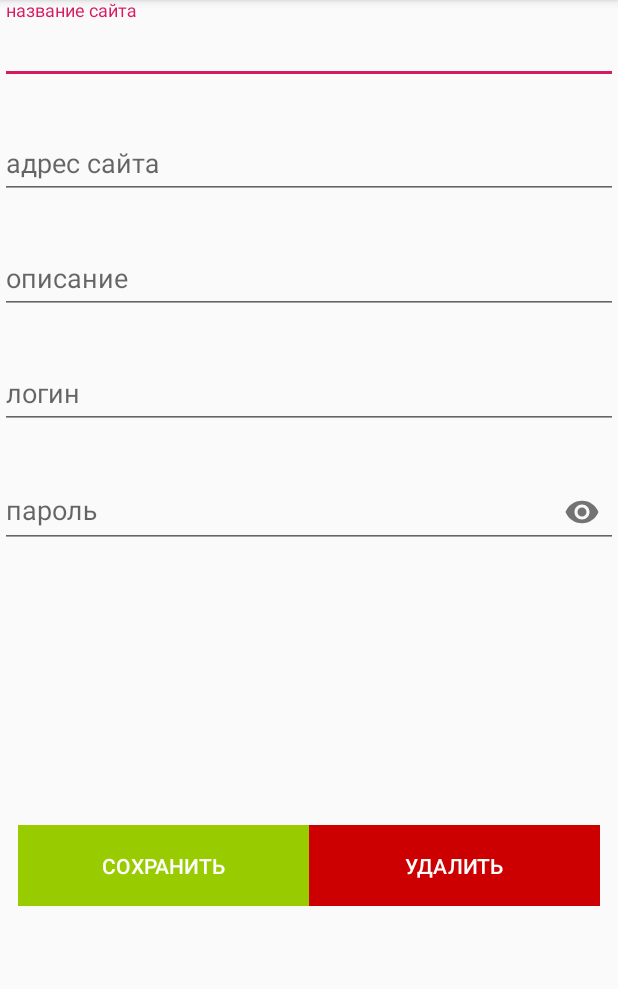
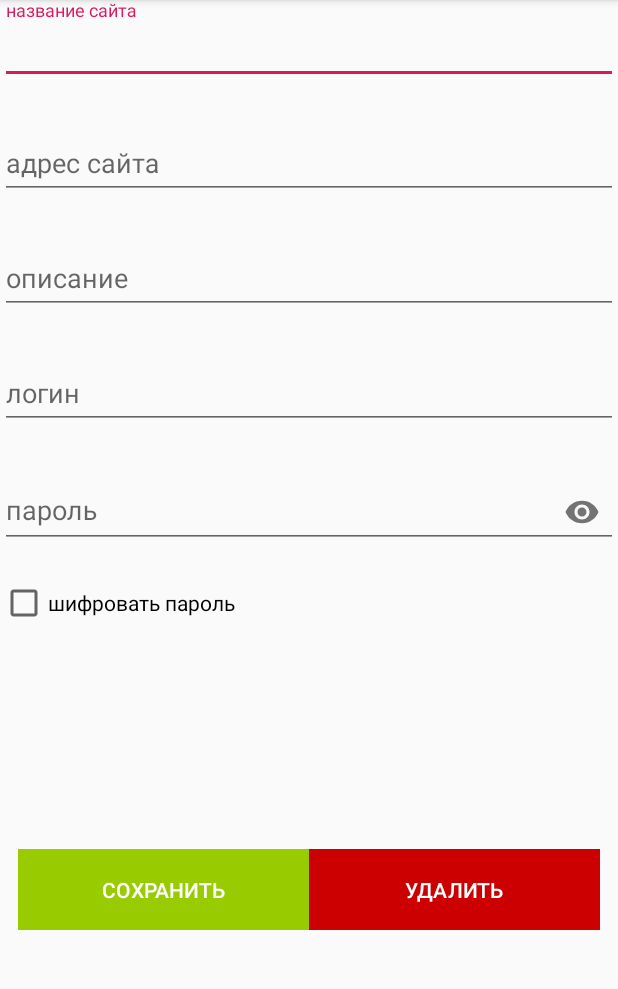
Before and after one commit to VZelinskiy/Android, an Android app: the AccountActivity screen opened directly, with no data from a screen before it, on a phone screen of 412 x 824 dp, the part 84-1073 px from its top. Run offline under Robolectric (Android 15) with nearby library versions, the phone set to English and light mode, and no system bars.

Commit message:
declare Encryptor

```diff
--- a/SmartPass/app/src/main/res/layout/account.xml
+++ b/SmartPass/app/src/main/res/layout/account.xml
@@ -78,6 +78,12 @@
                 android:inputType="textPassword" />
         </android.support.design.widget.TextInputLayout>
 
+        <CheckBox
+            android:id="@+id/isEncryptPass"
+            android:layout_width="match_parent"
+            android:layout_height="wrap_content"
+            android:text="@string/EncryptPass" />
+
         <LinearLayout
             android:layout_width="match_parent"
             android:layout_height="match_parent"
--- a/SmartPass/app/src/main/res/values/strings.xml
+++ b/SmartPass/app/src/main/res/values/strings.xml
@@ -8,4 +8,5 @@
     <string name="inputSiteName">название сайта</string>
     <string name="confirmButton">сохранить</string>
     <string name="deleteButton">удалить</string>
+    <string name="EncryptPass">шифровать пароль</string>
 </resources>
```
Also changed, not shown: SmartPass/app/src/main/java/com/example/vladimir/smartpass/Encryptor.java (added, +20 -0 lines).
